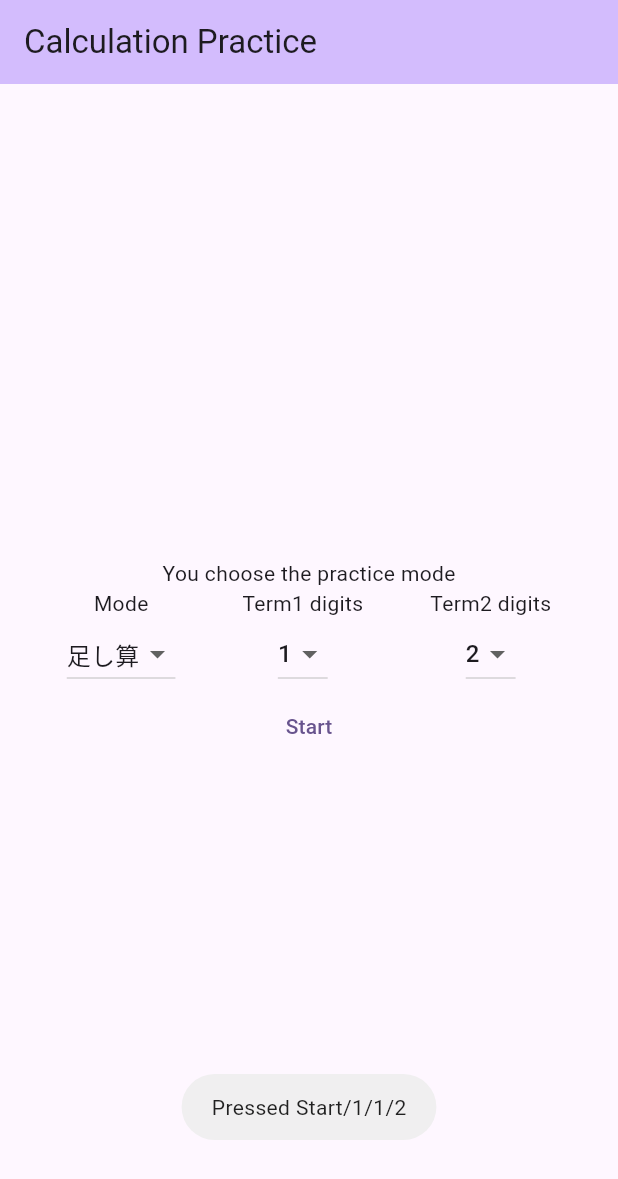
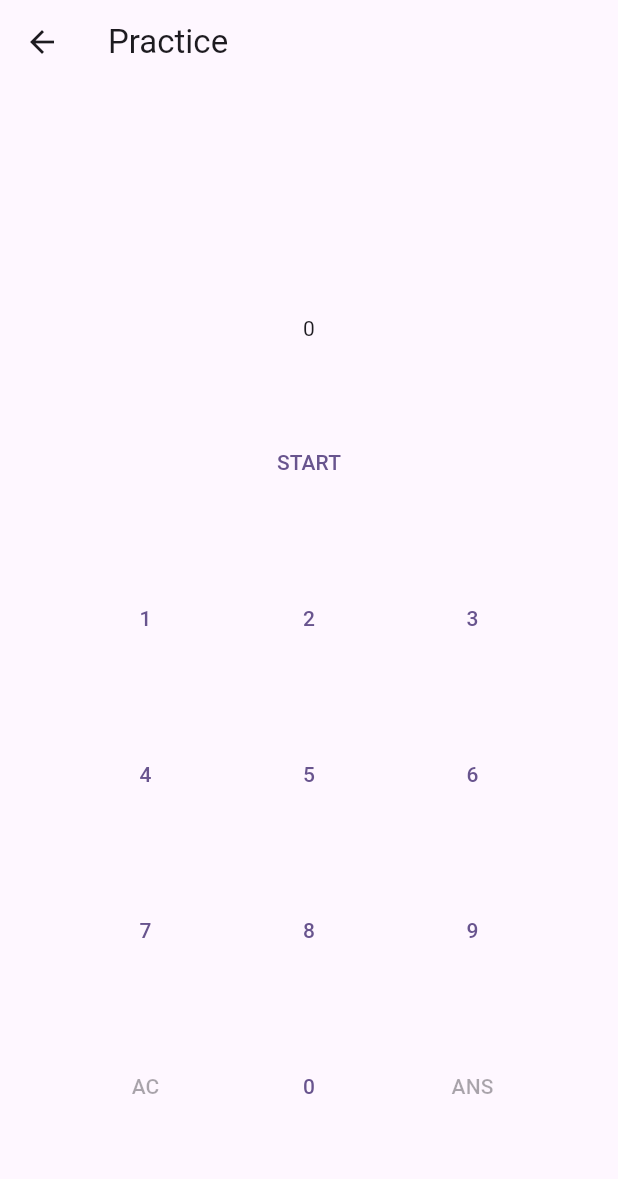
Before and after one commit to 156fllow/practicecalc, a Flutter app: the screen it shows after launch, after a tap on "Start", on a phone screen of 412 x 824 dp. Shown: the top 1179 px of the screen. Run offline on Flutter 3.47's test engine with Material 2 defaults, Android fonts, the phone set to English and light mode, and no system bars; our stand-ins replace fluttertoast.

Commit message:
implement practice page next answer method

```diff
--- a/lib/main.dart
+++ b/lib/main.dart
@@ -1,5 +1,7 @@
 import 'package:flutter/material.dart';
 import 'package:fluttertoast/fluttertoast.dart';
+import 'package:practicecalc/practice.dart';
+import './settings.dart';
 
 void main() {
   runApp(const MyApp());
@@ -60,9 +62,9 @@
   static const int mode_sub = 2;
   static const int mode_mul = 3;
   static const int mode_div = 4;
-  int mode = 1; //1:足し算/2:引き算/3:掛け算/4:割り算
-  int first_term = 1;
-  int second_term = 2;
+  int mode = Settings.mode; //1:足し算/2:引き算/3:掛け算/4:割り算
+  int first_term = Settings.first_term;
+  int second_term = Settings.second_term;
 
   @override
   Widget build(BuildContext context) {
@@ -130,6 +132,7 @@
                       ],
                       value: mode,
                       onChanged: (int? value){
+                        Settings.mode = value!;
                         setState((){
                           mode = value!;
                         });
@@ -159,6 +162,7 @@
                       ],
                       value: first_term,
                       onChanged: (int? value){
+                        Settings.first_term = value!;
                         setState((){
                           first_term = value!;
                         });
@@ -188,6 +192,7 @@
                       ],
                       value: second_term,
                       onChanged: (int? value){
+                        Settings.second_term = value!;
                         setState((){
                           second_term = value!;
                         });
@@ -198,7 +203,11 @@
             ),
             TextButton(
               onPressed: (){
-                Fluttertoast.showToast(msg: "Pressed Start" + "/" + mode.toString() + "/" + first_term.toString() + "/" + second_term.toString());
+                // Fluttertoast.showToast(msg: "Pressed Start" + "/" + mode.toString() + "/" + first_term.toString() + "/" + second_term.toString());
+                Navigator.push(
+                  context,
+                  MaterialPageRoute(builder: (context) => Practice())
+                );
               },
               child: Text("Start"),
             )
--- /dev/null
+++ b/lib/practice.dart
@@ -0,0 +1,121 @@
+import 'package:flutter/material.dart';
+import './settings.dart';
+import 'dart:math' as math;
+
+class Practice extends StatefulWidget{
+  Practice({Key? key}) : super(key: key);
+  @override
+  _Practice createState() => _Practice();
+}
+
+class _Practice extends State<Practice>{
+
+  int mode = Settings.mode;
+  int first_term = Settings.first_term;
+  int second_term = Settings.second_term;
+
+  String question = "";
+  int answer = 0;
+  int correct_answer = 0;
+
+  @override
+  void initState(){
+    super.initState();
+
+  }
+
+  void input_numeric(int num){
+    setState(() {
+      answer = answer * 10 + num;
+    });
+  }
+
+  void create_question(){
+    int term1 = (math.Random().nextInt((math.pow(10, first_term).toInt() - 1)  - (math.pow(10, first_term-1).toInt()) + 1)) + math.pow(10, first_term-1).toInt();
+    int term2 = (math.Random().nextInt((math.pow(10, second_term).toInt() - 1)  - (math.pow(10, second_term-1).toInt()) + 1)) + math.pow(10, second_term-1).toInt();
+    switch(mode){
+      case 1:
+        correct_answer = term1 + term2;
+        setState(() {
+          question = "$term1 + $term2";
+        });
+        break;
+      case 2:
+        correct_answer = term1 - term2;
+        setState(() {
+          question = "$term1 - $term2";
+        });
+        break;
+      case 3:
+        correct_answer = term1 * term2;
+        setState(() {
+          question = "$term1 × $term2";
+        });
+        break;
+      case 4:
+        correct_answer = (term1 / term2).toInt();
+        setState(() {
+          question = "$term1 ÷ $term2";
+        });
+        break;
+    }
+  }
+
+  @override
+  Widget build(BuildContext context){
+    return Scaffold(
+      appBar: AppBar(
+        title: const Text("Practice"),
+      ),
+      body: Container(
+        padding: const EdgeInsets.all(20),
+        child: Column(
+          mainAxisAlignment: MainAxisAlignment.spaceEvenly,
+          children: [
+            Text(question),
+            Text ("$answer"),
+            Row(
+              mainAxisAlignment: MainAxisAlignment.spaceEvenly,
+              children: [
+                TextButton(onPressed: (){create_question();}, child: const Text("START")),
+              ],
+            ),
+            Row(
+              mainAxisAlignment: MainAxisAlignment.spaceEvenly,
+              children: [
+                TextButton(onPressed: (){input_numeric(1);}, child: const Text("1")),
+                TextButton(onPressed: (){input_numeric(2);}, child: const Text("2")),
+                TextButton(onPressed: (){input_numeric(3);}, child: const Text("3")),
+              ],
+            ),
+            Row(
+              mainAxisAlignment: MainAxisAlignment.spaceEvenly,
+              children: [
+                TextButton(onPressed: (){input_numeric(4);}, child: const Text("4")),
+                TextButton(onPressed: (){input_numeric(5);}, child: const Text("5")),
+                TextButton(onPressed: (){input_numeric(6);}, child: const Text("6")),
+              ],
+            ),
+            Row(
+              mainAxisAlignment: MainAxisAlignment.spaceEvenly,
+              children: [
+                TextButton(onPressed: (){input_numeric(7);}, child: const Text("7")),
+                TextButton(onPressed: (){input_numeric(8);}, child: const Text("8")),
+                TextButton(onPressed: (){input_numeric(9);}, child: const Text("9")),
+              ],
+            ),
+            Row(
+              mainAxisAlignment: MainAxisAlignment.spaceEvenly,
+              children: [
+                TextButton(onPressed: null, child: const Text("AC")),
+                TextButton(onPressed: (){input_numeric(0);}, child: const Text("0")),
+                TextButton(onPressed: null, child: const Text("ANS")),
+              ],
+            ),
+          ],
+        ),
+      )
+    );
+  }
+
+}
--- /dev/null
+++ b/lib/settings.dart
@@ -0,0 +1,12 @@
+class settings{
+  static final settings _settings = new settings._internal();
+
+  int mode = 1;
+  int first_term = 1;
+  int second_term = 1;
+  factory settings(){
+    return _settings;
+  }
+  settings._internal();
+}
+final Settings = settings();
```
